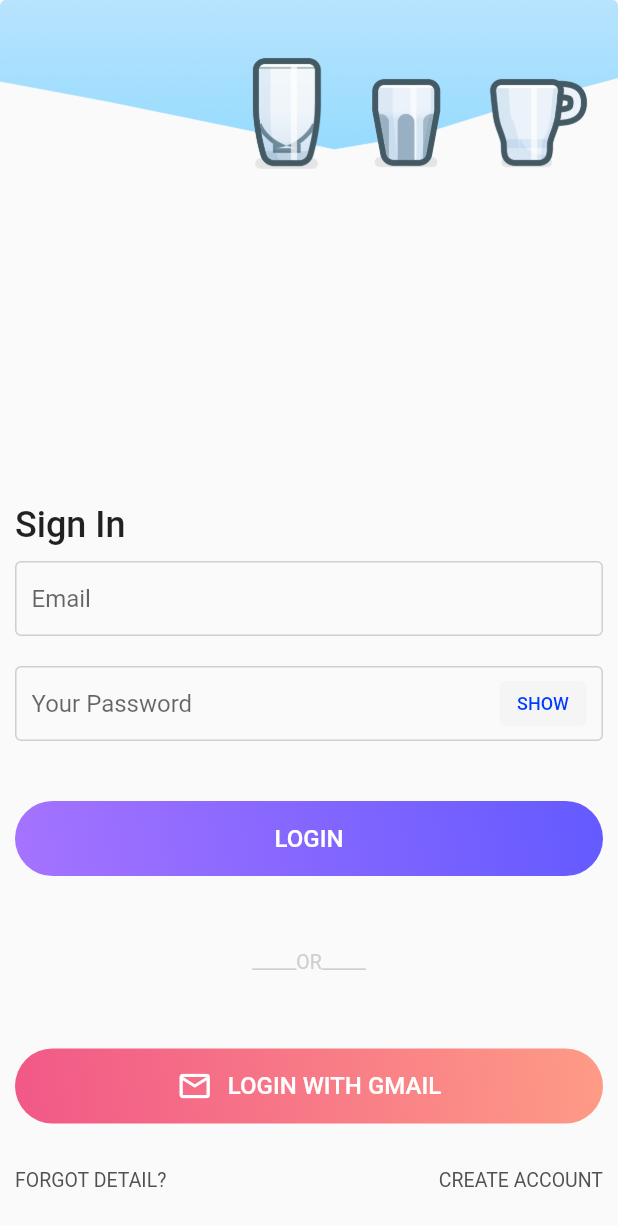
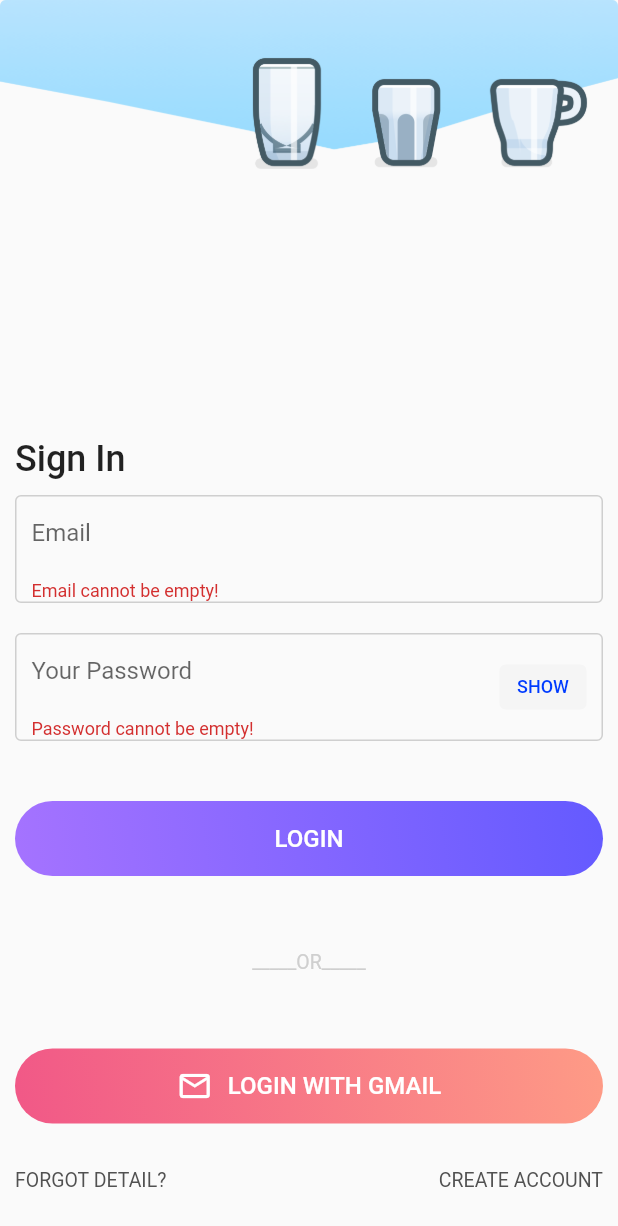
Before and after one commit to mroom-software/mr-smart-dock-mobile, a Flutter app: the screen it shows after launch, after a tap on "LOGIN", on a phone screen of 412 x 824 dp. Shown: the top 1226 px of the screen. Run offline on Flutter 3.47's test engine with Material 2 defaults, Android fonts, the phone set to English and light mode, and no system bars; Roboto replaces fonts that are missing (Avenir).

Commit message:
[Login screen] add form

```diff
--- a/lib/screens/login.dart
+++ b/lib/screens/login.dart
@@ -11,7 +11,9 @@ class LoginScreen extends StatefulWidget {
 
 class _LoginScreenState extends State<LoginScreen> {
 
+  final GlobalKey<FormState> formKey = GlobalKey<FormState>();
   bool _isShowPwd;
+  String _email, _password;
 
   @override
   void initState() {
@@ -30,6 +32,8 @@ class _LoginScreenState extends State<LoginScreen> {
             alignment: Alignment.bottomCenter,
             child: SingleChildScrollView(
               padding: const EdgeInsets.fromLTRB(10, 10, 10, 30),
+              child: Form(
+                key: formKey,
                 child: Column(
                   children: <Widget>[
                     Align(
@@ -50,6 +54,9 @@ class _LoginScreenState extends State<LoginScreen> {
                       child: Padding(
                         padding: const EdgeInsets.fromLTRB(10, 0, 0, 0),
                         child: TextFormField(
+                          key: Key('Email'),
+                          validator: (value) => value.isEmpty ? 'Email cannot be empty!' : null,
+                          onSaved: (value) => _email = value,
                           decoration: InputDecoration(
                             border: InputBorder.none,
                             hintText: 'Email',
@@ -72,6 +79,9 @@ class _LoginScreenState extends State<LoginScreen> {
                             child: Padding(
                               padding: const EdgeInsets.fromLTRB(10, 0, 0, 0),
                               child: TextFormField(
+                                key: Key('Password'),
+                                validator: (value) => value.isEmpty ? 'Password cannot be empty!' : null,
+                                onSaved: (value) => _password = value,
                                 obscureText: (_isShowPwd) ? false : true,
                                 decoration: InputDecoration(
                                   border: InputBorder.none,
@@ -117,7 +127,8 @@ class _LoginScreenState extends State<LoginScreen> {
                       height: 40,
                     ),
                     ButtonWidget(
-
+                      onPressed: () => validateAndSave(),
+                      title: 'LOGIN',
                     ),
                     SizedBox(
                       height: 50,
@@ -180,9 +191,19 @@ class _LoginScreenState extends State<LoginScreen> {
                 ),
               ),
             ),
+          ),
         ],
       ),
     );
 
   }
+
+  bool validateAndSave() {
+    final FormState form = formKey.currentState;
+    if (form.validate()) {
+      form.save();
+      return true;
     }
+    return false;
+  }
+}
--- a/lib/widgets/button_widget.dart
+++ b/lib/widgets/button_widget.dart
@@ -1,7 +1,17 @@
 import 'package:flutter/material.dart';
 
-class ButtonWidget extends StatelessWidget {
+class ButtonWidget extends StatefulWidget {
 
+  final Function onPressed;
+  final String title;
+
+  const ButtonWidget({Key key, this.onPressed, this.title}) : super(key: key);
+
+  @override
+  _ButtonWidgetState createState() => _ButtonWidgetState();
+}
+
+class _ButtonWidgetState extends State<ButtonWidget> {
   @override
   Widget build(BuildContext context) {
 
@@ -24,16 +34,17 @@ class ButtonWidget extends StatelessWidget {
       ),
       child: FlatButton(
         onPressed: () {
-
+          if(widget.onPressed != null) {
+            widget.onPressed();
+          }
         },
         child: Center(
           child: Text(
-            'LOGIN',
+            widget.title,
             style: Theme.of(context).textTheme.button,
           ),
         ),
       ),
     );
   }
-
 }
```
Lines whose indentation alone changed are shown as unchanged.
